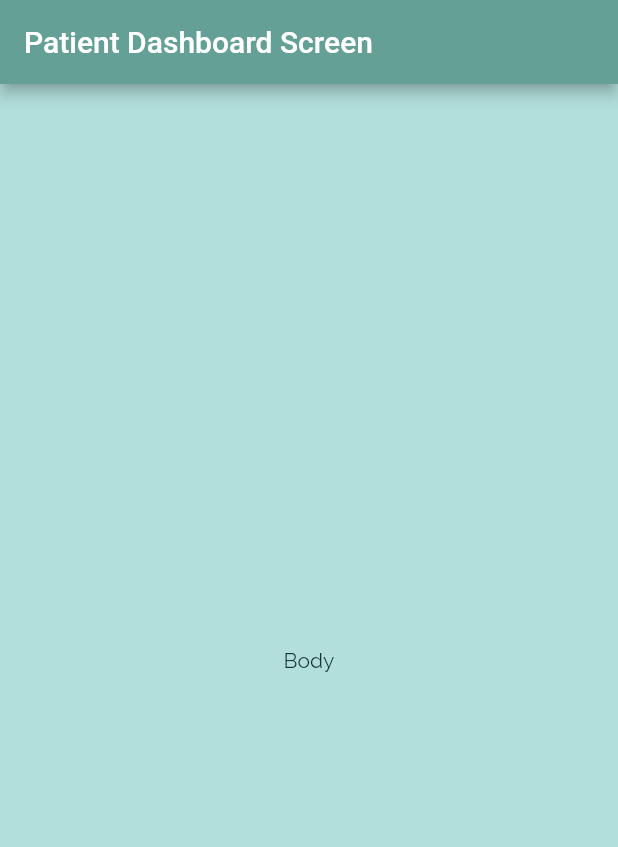
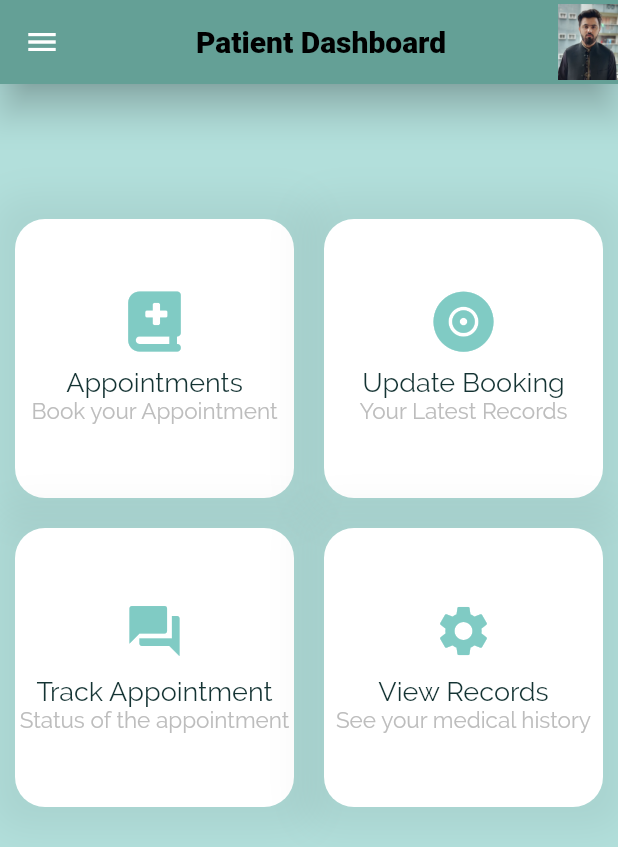
Before and after one commit to arsu663/fyp2, a Flutter app: the screen it shows after launch, on a phone screen of 412 x 824 dp. Shown: the top 847 px of the screen. Run offline on Flutter 3.47's test engine with Material 2 defaults, Android fonts, the phone set to English and light mode, and no system bars; our stand-ins replace flutter_spinkit, font_awesome_flutter, google_fonts.

Commit message:
done with doctor dashboard screen with no functionalities

```diff
--- a/lib/app/main_dependencies.dart
+++ b/lib/app/main_dependencies.dart
@@ -4,3 +4,6 @@ export '../screens/splash/splash_screen.dart';
 export '../screens/patient/patient_dashboard_view.dart';
 export '../screens/signup/sign_up_view.dart';
 export '../screens/login/login_view.dart';
+export '../models/category.dart';
+// export '../screens/doctor/doctor_dashboard_view.dart';
+export '../screens/doctor/doctor_dashboard_view.dart';
--- a/lib/app/router.dart
+++ b/lib/app/router.dart
@@ -1,4 +1,5 @@
 import 'package:flutter/material.dart';
+import 'package:mealapp/screens/doctor/doctor_dashboard_viewmodel.dart';
 // import 'package:mealapp/screens/signup/sign_up_screen.dart';
 import 'main_dependencies.dart';
 
@@ -14,6 +15,8 @@ Route<dynamic> createRoute(RouteSettings settings) {
       return MaterialPageRoute(builder: (context) => SignUpScreen());
     case "/patient_dashboard_view":
       return MaterialPageRoute(builder: (context) => PatientDashboardScreen());
+    case "/doctor_dashboard_view":
+      return MaterialPageRoute(builder: (context) => DoctorDashboardScreen());
   }
   return MaterialPageRoute(builder: (context) => SplashScreen());
 }
--- a/lib/screens/patient/patient_dashboard_view.dart
+++ b/lib/screens/patient/patient_dashboard_view.dart
@@ -1,19 +1,155 @@
 import 'package:flutter/material.dart';
+import 'package:font_awesome_flutter/font_awesome_flutter.dart';
 
-class PatientDashboardScreen extends StatelessWidget {
+import '../../app/main_dependencies.dart';
+
+class PatientDashboardScreen extends StatefulWidget {
+  @override
+  State<PatientDashboardScreen> createState() => _PatientDashboardScreenState();
+}
+
+List<Category> listCategory = [
+  Category(
+    icon: FontAwesomeIcons.bookMedical,
+    title: "Appointments",
+    subTitle: "Book your Appointment",
+    color: Colors.teal[200],
+  ),
+  Category(
+    icon: FontAwesomeIcons.recordVinyl,
+    title: "Update Booking",
+    subTitle: "Your Latest Records",
+    color: Colors.teal[200],
+  ),
+  Category(
+    icon: Icons.forum,
+    title: "Track Appointment",
+    subTitle: "Status of the appointment",
+    color: Colors.teal[200],
+  ),
+  Category(
+    icon: Icons.settings,
+    title: "View Records",
+    subTitle: "See your medical history",
+    color: Colors.teal[200],
+  ),
+];
+
+class _PatientDashboardScreenState extends State<PatientDashboardScreen> {
+  bool isFullScreen(Size currentSize, Size fullSize) {
+    print("$fullSize == $currentSize");
+
+    if (currentSize.height == fullSize.height &&
+        fullSize.width == currentSize.width)
+      return true;
+    else
+      return false;
+  }
+
+  Size getSize(BuildContext context) {
+    return Size(
+        MediaQuery.of(context).size.width, MediaQuery.of(context).size.height);
+  }
+
+  int _bottomNavIndex = 0;
+  double? width, height;
   @override
   Widget build(BuildContext context) {
-    return Scaffold(
-      backgroundColor: Colors.teal[100],
-      appBar: AppBar(
-        backgroundColor: Theme.of(context).primaryColor,
-        title: Text("Patient Dashboard Screen"),
-      ),
-      body: Container(
-        child: Center(
-          child: Text("Body"),
+    return LayoutBuilder(
+      builder: (BuildContext context, BoxConstraints constraints) {
+        width = constraints.maxWidth;
+        height = constraints.maxHeight;
+        return Scaffold(
+          backgroundColor: Colors.teal[100],
+          appBar: AppBar(
+            backgroundColor: Theme.of(context).primaryColor,
+            actions: [
+              CircleAvatar(
+                backgroundColor: Theme.of(context).primaryColor,
+                child: Image.asset('assets/images/arsu.png'),
+              ),
+            ],
+            elevation: 10.0,
+            title: Center(
+              child: Text(
+                "Patient Dashboard",
+                style: TextStyle(
+                  fontWeight: FontWeight.w900,
+                  color: Colors.black,
+                ),
+              ),
+            ),
+          ),
+          drawer: Drawer(),
+          body: buildGridView(),
+        );
+      },
+    );
+  }
+}
+
+buildGridView() {
+
+
+    return InkWell(
+      onTap: () {
+        print("Pressed");
+      },
+      child: GridView.builder(
+        padding: EdgeInsets.only(top: 80),
+        gridDelegate: SliverGridDelegateWithFixedCrossAxisCount(
+          crossAxisCount: 2,
         ),
+        itemBuilder: (context, index) {
+          return Padding(
+            padding: const EdgeInsets.symmetric(
+              vertical: 10.0,
+              horizontal: 10.0,
+            ),
+            child: Container(
+              decoration: BoxDecoration(
+                borderRadius: BorderRadius.circular(20.0),
+                boxShadow: [
+                  BoxShadow(
+                    blurRadius: 20.0,
+                    spreadRadius: 15.0,
+                    color: Colors.black.withOpacity(0.05),
+                    offset: Offset.zero,
+                  ),
+                ],
+                color: Colors.white,
+              ),
+              child: Column(
+                mainAxisAlignment: MainAxisAlignment.center,
+                children: [
+                  Icon(
+                    listCategory[index].icon,
+                    size: 40,
+                    color: listCategory[index].color,
+                  ),
+                  SizedBox(height: 10),
+                  Text(
+                    listCategory[index].title as String,
+                    style: TextStyle(
+                      fontWeight: FontWeight.w500,
+                      fontSize: 18,
+                    ),
+                    textAlign: TextAlign.center,
+                  ),
+                  Text(
+                    listCategory[index].subTitle as String,
+                    style: TextStyle(
+                      color: Colors.grey[400],
+                      fontSize: 15,
+                    ),
+                    textAlign: TextAlign.center,
+                  ),
+                ],
+              ),
+            ),
+          );
+        },
+        itemCount: listCategory.length,
       ),
     );
   }
-}
--- a/pubspec.yaml
+++ b/pubspec.yaml
@@ -17,6 +17,7 @@ dependencies:
     sdk: flutter
   flutter_spinkit: ^5.1.0
   google_fonts: ^2.3.1
+  font_awesome_flutter: ^10.1.0
 
 
 
@@ -49,7 +50,7 @@ flutter:
 
 
   assets:
-    - assets/images/
+    - assets/images
   #   - images/a_dot_ham.jpeg
 
   # An image asset can refer to one or more resolution-specific "variants", see
```
Also changed, not shown: lib/models/category.dart (added, +18 -0 lines), lib/screens/doctor/doctor_dashboard_view.dart (added, +151 -0 lines), lib/screens/signup/sign_up_view.dart (+6 -6 lines), lib/screens/splash/splash_screen.dart (+13 -2 lines), assets/images/arsu.png (added), lib/screens/doctor/doctor_dashboard_viewmodel.dart (added), lib/screens/patient/patient_dashboard_viewmodel.dart (added), pubspec.lock.
